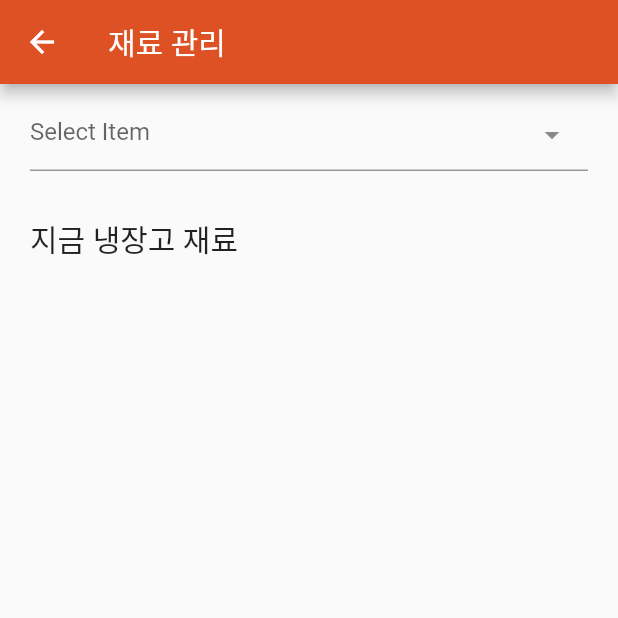
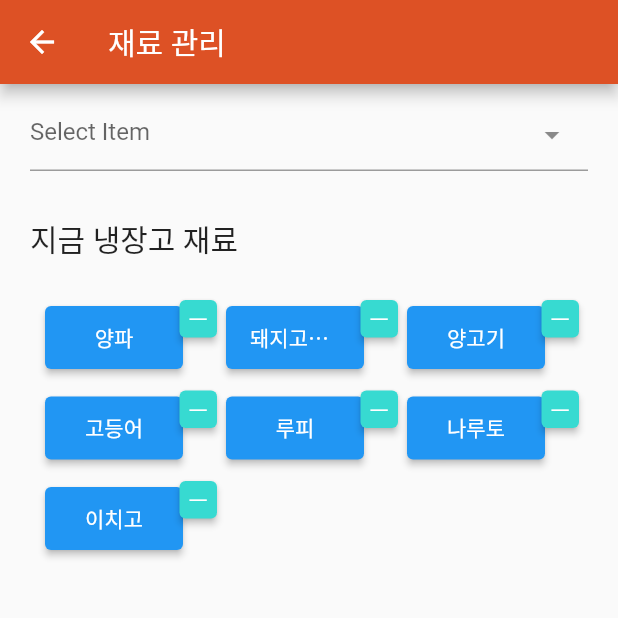
Before and after one commit to koboolean/refrigerator_project_flutter, a Flutter app: the SearchMaterial screen opened directly, on a phone screen of 412 x 824 dp, the top half of it. Run offline on Flutter 3.47's test engine with Material 2 defaults, Android fonts, the phone set to English and light mode, and no system bars; drawn by our look-alikes of dropdown_textfield; our stand-ins replace firebase_auth, firebase_core, flutter_svg, yaml; accounts and stored records are empty.

Commit message:
list값을 길이만큼 buttonGrid.dart가 list를 받아 button 생성

```diff
--- a/lib/screens/searchMaterial.dart
+++ b/lib/screens/searchMaterial.dart
@@ -4,6 +4,7 @@ import 'package:flutter/material.dart';
 import 'package:provider/provider.dart';
 import 'package:refrigerator_project_flutter/constants/color.dart';
 import 'package:refrigerator_project_flutter/services/auth_service.dart';
+import 'package:refrigerator_project_flutter/widgets/buttonGrid.dart';
 
 /// 홈페이지
 class SearchMaterial extends StatefulWidget {
@@ -37,6 +38,44 @@ class _SearchMaterialState extends State<SearchMaterial>
 
   @override
   Widget build(BuildContext context) {
+    var list = [
+      {
+        "materialName": "양파", // 식재료 이름
+        "materialCategory": "기타", // 식재료 구분
+        "materialCount": "3" // 갯수
+      },
+      {
+        "materialName": "돼지고기rrrrrrr", // 식재료 이름
+        "materialCategory": "육류", // 식재료 구분
+        "materialCount": "300" // 갯수
+      },
+      {
+        "materialName": "양고기", // 식재료 이름
+        "materialCategory": "육류", // 식재료 구분
+        "materialCount": "200" // 갯수
+      },
+      {
+        "materialName": "고등어", // 식재료 이름
+        "materialCategory": "어류", // 식재료 구분
+        "materialCount": "300" // 갯수
+      },
+      {
+        "materialName": "루피", // 식재료 이름
+        "materialCategory": "원피스", // 식재료 구분
+        "materialCount": "300" // 갯수
+      },
+      {
+        "materialName": "나루토", // 식재료 이름
+        "materialCategory": "나루토", // 식재료 구분
+        "materialCount": "300" // 갯수
+      },
+      {
+        "materialName": "이치고", // 식재료 이름
+        "materialCategory": "블리치", // 식재료 구분
+        "materialCount": "300" // 갯수
+      }
+    ];
+
     return Scaffold(
       appBar: AppBar(
         title: Text("재료 관리"),
@@ -54,6 +93,7 @@ class _SearchMaterialState extends State<SearchMaterial>
                 ),
                 DropDownTextField(
                   // initialValue: "name4",
+
                   listSpace: 20,
                   listPadding: ListPadding(top: 20),
                   enableSearch: true,
@@ -83,9 +123,12 @@ class _SearchMaterialState extends State<SearchMaterial>
                   height: 30,
                 ),
                 const SizedBox(
-                  height: 100,
+                  height: 50,
                   child: Text("지금 냉장고 재료", style: TextStyle(fontSize: 20)),
-                )
+                ),
+                buttonGrid(
+                  datas: list,
+                ),
               ],
             ),
           ),
--- a/lib/widgets/buttonGrid.dart
+++ b/lib/widgets/buttonGrid.dart
@@ -1,55 +1,49 @@
 import 'package:flutter/material.dart';
+import 'package:refrigerator_project_flutter/constants/color.dart';
 
-Widget buttonGrid(
-    {required List<Map<String, String>> datas,
-    required bool type,
-    required Function callbackFunction}) {
+Widget buttonGrid({required List<Map<String, String>> datas}) {
+  final ButtonStyle style = ElevatedButton.styleFrom(
+      backgroundColor: Color.fromARGB(255, 55, 218, 209),
+      padding: EdgeInsets.fromLTRB(0, 0, 0, 0));
+
   return GridView.count(
     shrinkWrap: true,
-    padding: const EdgeInsets.fromLTRB(10, 10, 10, 20),
+    padding: const EdgeInsets.fromLTRB(5, 5, 5, 5),
+
     // padding
     crossAxisCount: 3,
     // 한 열에 보여줄 갯수
-    childAspectRatio: 2 / 1.7,
+    childAspectRatio: 2 / 1,
     // 상하비율
     children: List.generate(datas.length, (index) {
       var data = datas[index];
-      var match = data["match"]!;
-      return GestureDetector(
-          onTap: () {
-            // callbackFunction 호출하여 작업할까 고민중... (재사용 관련)
-            callbackFunction(index);
-          },
-          child:
-              Column(crossAxisAlignment: CrossAxisAlignment.start, children: [
-            Stack(
-              children: [
-                Container(
-                    margin: EdgeInsets.all(3.0), // margin
-                    height: 100,
-                    decoration: BoxDecoration(
-                        image: DecorationImage(
-                            image: NetworkImage(data["image"]!),
-                            fit: BoxFit.fill))),
-                Positioned(
-                    bottom: 5,
-                    right: 5,
-                    child: Text(
-                      "일치율 : ($match%)",
-                      style: TextStyle(
-                          fontSize: 12,
-                          fontWeight: FontWeight.bold,
-                          backgroundColor: Colors.white30),
-                    )),
-              ],
-            ),
-            Text(
-              data["title"]!,
-              style: TextStyle(fontSize: 16),
-              overflow: TextOverflow.fade,
-              maxLines: 1,
-            )
-          ]));
+      return Stack(children: [
+        SizedBox(
+          width: 100,
+          height: 50,
+          child: Padding(
+              padding: EdgeInsets.fromLTRB(5, 5, 3, 3),
+              child: ElevatedButton(
+                onPressed: () {},
+                child: Text(
+                  data["materialName"]!,
+                  overflow: TextOverflow.ellipsis,
+                ),
+              )),
+        ),
+        Positioned(
+            top: 1,
+            right: 1,
+            width: 25,
+            height: 25,
+            child: ElevatedButton(
+              style: style,
+              onPressed: () {},
+              child: Text(
+                "ㅡ",
+              ),
+            ))
+      ]);
     }),
   );
 }
```
